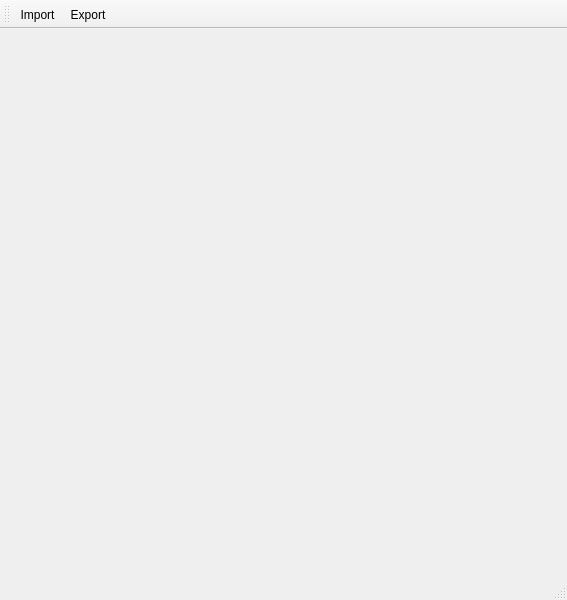
Qt form omtk/animation/pickerUI.ui (renaudll/omtk) before a commit.
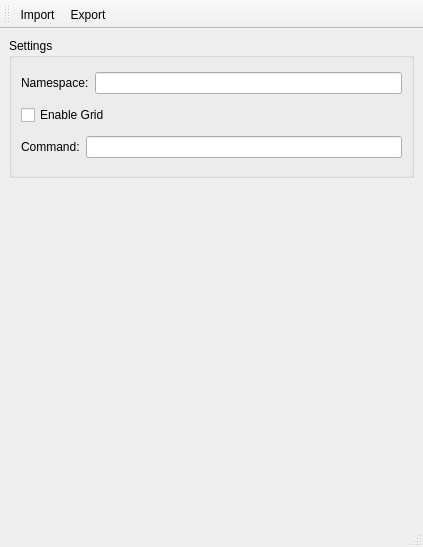
The same form after that commit.

Commit message: add wip ui for namespace, command and grid

Diff of the .ui file:
```diff
--- a/omtk/animation/pickerUI.ui
+++ b/omtk/animation/pickerUI.ui
@@ -6,8 +6,8 @@
    <rect>
     <x>0</x>
     <y>0</y>
-    <width>567</width>
-    <height>600</height>
+    <width>423</width>
+    <height>547</height>
    </rect>
   </property>
   <property name="windowTitle">
@@ -16,7 +16,82 @@
   <widget class="QWidget" name="centralwidget">
    <layout class="QVBoxLayout" name="verticalLayout">
     <item>
-     <widget class="QWidget" name="widget" native="true"/>
+     <widget class="QGroupBox" name="groupBox">
+      <property name="sizePolicy">
+       <sizepolicy hsizetype="Expanding" vsizetype="Minimum">
+        <horstretch>0</horstretch>
+        <verstretch>0</verstretch>
+       </sizepolicy>
+      </property>
+      <property name="minimumSize">
+       <size>
+        <width>0</width>
+        <height>0</height>
+       </size>
+      </property>
+      <property name="maximumSize">
+       <size>
+        <width>16777215</width>
+        <height>140</height>
+       </size>
+      </property>
+      <property name="title">
+       <string>Settings</string>
+      </property>
+      <layout class="QVBoxLayout" name="verticalLayout_2">
+       <item>
+        <layout class="QHBoxLayout" name="horizontalLayout">
+         <item>
+          <widget class="QLabel" name="label">
+           <property name="maximumSize">
+            <size>
+             <width>16777215</width>
+             <height>20</height>
+            </size>
+           </property>
+           <property name="text">
+            <string>Namespace:</string>
+           </property>
+          </widget>
+         </item>
+         <item>
+          <widget class="QLineEdit" name="lineEdit_namespace"/>
+         </item>
+        </layout>
+       </item>
+       <item>
+        <widget class="QCheckBox" name="checkBox">
+         <property name="text">
+          <string>Enable Grid</string>
+         </property>
+        </widget>
+       </item>
+       <item>
+        <layout class="QHBoxLayout" name="horizontalLayout_2">
+         <item>
+          <widget class="QLabel" name="label_command">
+           <property name="text">
+            <string>Command:</string>
+           </property>
+          </widget>
+         </item>
+         <item>
+          <widget class="QLineEdit" name="lineEdit_command"/>
+         </item>
+        </layout>
+       </item>
+      </layout>
+     </widget>
+    </item>
+    <item>
+     <widget class="QWidget" name="widget" native="true">
+      <property name="sizePolicy">
+       <sizepolicy hsizetype="Preferred" vsizetype="Preferred">
+        <horstretch>0</horstretch>
+        <verstretch>0</verstretch>
+       </sizepolicy>
+      </property>
+     </widget>
     </item>
    </layout>
   </widget>
```
The commit also changes 1 other file.
